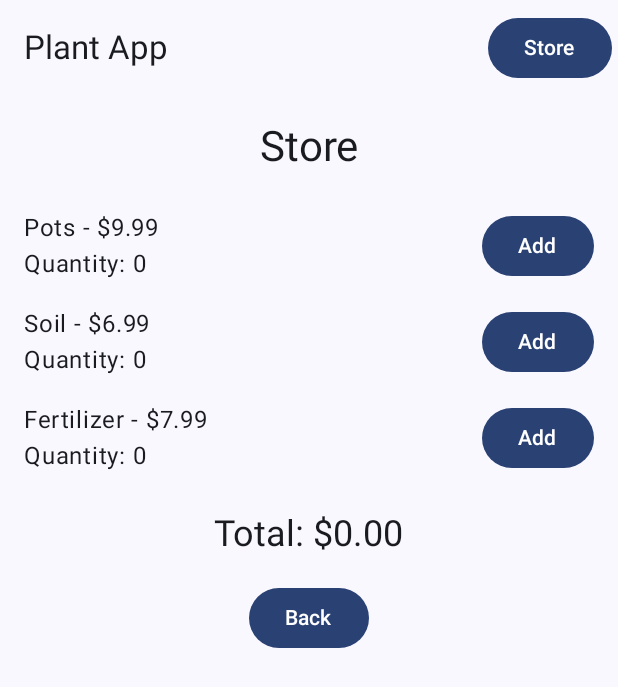
After one commit to JoshLacroix/PlantAppJLac, an Android app built with Jetpack Compose: the StoreScreen screen opened through its navigation route, on a phone screen of 412 x 824 dp. The commit adds this screen. Shown: the top 687 px of the screen. Run offline under Robolectric (Android 15) with nearby library versions, the phone set to English and light mode, and no system bars; libraries missing offline, so code that uses them is left out: com.jakewharton.threetenabp; 1 statement that could not run was skipped.

Commit message:
Store page, Email, and datepicker fix

```diff
--- a/app/build.gradle.kts
+++ b/app/build.gradle.kts
@@ -51,6 +51,7 @@ dependencies {
     implementation(libs.androidx.material3)
     implementation(libs.androidx.foundation.layout)
     implementation(libs.ui)
+    implementation(libs.material3)
     testImplementation(libs.junit)
     androidTestImplementation(libs.androidx.junit)
     androidTestImplementation(libs.androidx.espresso.core)
@@ -62,4 +63,5 @@ dependencies {
     implementation ("androidx.lifecycle:lifecycle-viewmodel-compose:2.7.0")
     implementation ("androidx.compose.ui:ui-tooling-preview")
     implementation("com.jakewharton.threetenabp:threetenabp:1.4.6")
+    implementation("androidx.compose.material:material-icons-core:1.5.4")
 }
--- a/app/src/main/java/com/example/plantapp/MainActivity.kt
+++ b/app/src/main/java/com/example/plantapp/MainActivity.kt
@@ -6,9 +6,20 @@ import androidx.activity.compose.setContent
 import androidx.activity.enableEdgeToEdge
 import androidx.compose.foundation.layout.fillMaxSize
 import androidx.compose.foundation.layout.padding
+import androidx.compose.material3.Button
+import androidx.compose.material3.DropdownMenu
+import androidx.compose.material3.DropdownMenuItem
+import androidx.compose.material3.ExperimentalMaterial3Api
+import androidx.compose.material3.Icon
+import androidx.compose.material3.IconButton
 import androidx.compose.material3.Scaffold
 import androidx.compose.material3.Text
+import androidx.compose.material3.TopAppBar
 import androidx.compose.runtime.Composable
+import androidx.compose.runtime.getValue
+import androidx.compose.runtime.mutableStateOf
+import androidx.compose.runtime.remember
+import androidx.compose.runtime.setValue
 import androidx.compose.ui.Modifier
 import androidx.compose.ui.tooling.preview.Preview
 import androidx.navigation.compose.NavHost
@@ -17,6 +28,7 @@ import androidx.navigation.compose.rememberNavController
 import com.example.plantapp.Screens.AddEditPlantScreen
 import com.example.plantapp.Screens.PlantDetailScreen
 import com.example.plantapp.Screens.PlantsScreen
+import com.example.plantapp.Screens.StoreScreen
 import com.example.plantapp.ui.theme.PlantAppTheme
 import com.jakewharton.threetenabp.AndroidThreeTen
 
@@ -27,18 +39,31 @@ class MainActivity : ComponentActivity() {
         enableEdgeToEdge()
         setContent {
             PlantAppTheme {
-                Scaffold(modifier = Modifier.fillMaxSize()) { innerPadding ->
-                    AppNavigation(modifier = Modifier.padding(innerPadding))
-                }
+                AppNavigation(modifier = Modifier.fillMaxSize())
             }
         }
     }
 }
 
+@OptIn(ExperimentalMaterial3Api::class)
 @Composable
 fun AppNavigation(modifier: Modifier = Modifier) {
     val navController = rememberNavController()
-    NavHost(navController = navController, startDestination = "plants", modifier = modifier) {
+    var showMenu by remember { mutableStateOf(false) }
+
+    Scaffold(
+        topBar = {
+            TopAppBar(
+                title = { Text("Plant App") },
+                actions = {
+                    Button(onClick = { navController.navigate("store") }) {
+                        Text("Store")
+                    }
+                }
+            )
+        }
+    ) { innerPadding ->
+        NavHost(navController = navController, startDestination = "plants", modifier = modifier.padding(innerPadding)) {
             composable("plants") {
                 PlantsScreen(navController)
             }
@@ -53,5 +78,10 @@ fun AppNavigation(modifier: Modifier = Modifier) {
                 val plantId = backStackEntry.arguments?.getString("plantId")?.toIntOrNull()
                 AddEditPlantScreen(navController, plantId)
             }
+            composable("store") {
+                StoreScreen(navController)
             }
         }
+    }
+
+}
--- a/app/src/main/java/com/example/plantapp/Screens/PlantViewModel.kt
+++ b/app/src/main/java/com/example/plantapp/PlantViewModel.kt
@@ -1,7 +1,6 @@
-package com.example.plantapp.Screens
+package com.example.plantapp
 
 import androidx.lifecycle.ViewModel
-import com.example.plantapp.R
 import kotlinx.coroutines.flow.MutableStateFlow
 import kotlinx.coroutines.flow.StateFlow
 //import java.time.LocalDate
@@ -36,7 +35,7 @@ class PlantViewModel : ViewModel() {
                 "Rose",
                 "Rosa",
                 R.drawable.ic_launcher_foreground,
-                LocalDate.now(),
+                LocalDate.now().minusDays(5),
                 3,
                 "Water roots only."
             )
--- a/app/src/main/java/com/example/plantapp/Screens/PlantDetailScreen.kt
+++ b/app/src/main/java/com/example/plantapp/Screens/PlantDetailScreen.kt
@@ -1,7 +1,5 @@
 package com.example.plantapp.Screens
 
-import android.os.Build
-import androidx.annotation.RequiresApi
 import androidx.compose.foundation.Image
 import androidx.compose.foundation.layout.Column
 import androidx.compose.foundation.layout.Spacer
@@ -19,6 +17,7 @@ import androidx.compose.ui.res.painterResource
 import androidx.compose.ui.unit.dp
 import androidx.lifecycle.viewmodel.compose.viewModel
 import androidx.navigation.NavController
+import com.example.plantapp.PlantViewModel
 //import java.time.LocalDate
 //import java.time.temporal.ChronoUnit
 import org.threeten.bp.LocalDate
--- a/app/src/main/java/com/example/plantapp/Screens/PlantsScreen.kt
+++ b/app/src/main/java/com/example/plantapp/Screens/PlantsScreen.kt
@@ -1,6 +1,7 @@
 package com.example.plantapp.Screens
 
-import android.R.attr.padding
+import android.content.Intent
+import android.net.Uri
 import androidx.compose.foundation.Image
 import androidx.compose.foundation.clickable
 import androidx.compose.foundation.layout.Row
@@ -13,7 +14,8 @@ import androidx.compose.foundation.layout.width
 import androidx.compose.foundation.lazy.LazyColumn
 import androidx.compose.foundation.lazy.items
 import androidx.compose.material.icons.Icons
-import androidx.compose.material.icons.filled.Add
+import androidx.compose.material.icons.filled.Email
+import androidx.compose.material3.Button
 import androidx.compose.material3.FloatingActionButton
 import androidx.compose.material3.Icon
 import androidx.compose.material3.Scaffold
@@ -23,19 +25,30 @@ import androidx.compose.runtime.collectAsState
 import androidx.compose.runtime.getValue
 import androidx.compose.ui.Alignment
 import androidx.compose.ui.Modifier
+import androidx.compose.ui.platform.LocalContext
 import androidx.compose.ui.res.painterResource
 import androidx.compose.ui.unit.dp
 import androidx.lifecycle.viewmodel.compose.viewModel
 import androidx.navigation.NavController
+import com.example.plantapp.PlantViewModel
 
 @Composable
 fun PlantsScreen(navController: NavController) {
     val viewModel: PlantViewModel = viewModel()
     val plants by viewModel.plants.collectAsState()
+    val context = LocalContext.current
+
     Scaffold(
         floatingActionButton = {
-            FloatingActionButton(onClick = { navController.navigate("addPlant") }) {
-                Icon(Icons.Default.Add, contentDescription = "Add Plant")
+            FloatingActionButton(onClick = {
+                val intent = Intent(Intent.ACTION_SENDTO).apply {
+                    data = Uri.parse("mailto:")
+                    putExtra(Intent.EXTRA_EMAIL, arrayOf("support@plant.com"))
+                    putExtra(Intent.EXTRA_SUBJECT,"Plant App Info")
+                }
+                context.startActivity(intent)
+            }) {
+                Icon(Icons.Default.Email, contentDescription = "Send Email")
             }
         }
     ) { paddingValues ->
@@ -58,5 +71,13 @@ fun PlantsScreen(navController: NavController) {
                 }
             }
         }
+        Button(
+            onClick = { navController.navigate("addPlant") },
+            modifier = Modifier
+                .fillMaxWidth()
+                .padding(16.dp)
+        ) {
+            Text("Add Plant")
+        }
     }
 }
--- /dev/null
+++ b/app/src/main/java/com/example/plantapp/Screens/StoreScreen.kt
@@ -0,0 +1,51 @@
+package com.example.plantapp.Screens
+
+import androidx.compose.foundation.layout.*
+import androidx.compose.material3.*
+import androidx.compose.runtime.*
+import androidx.compose.ui.Alignment
+import androidx.compose.ui.Modifier
+import androidx.compose.ui.unit.dp
+import androidx.lifecycle.viewmodel.compose.viewModel
+import androidx.navigation.NavController
+import com.example.plantapp.StoreViewModel
+import java.text.NumberFormat
+import java.util.*
+
+@Composable
+fun StoreScreen(navController: NavController) {
+    val viewModel: StoreViewModel = viewModel()
+    val items by viewModel.items.collectAsState()
+    val quantities by viewModel.quantities.collectAsState()
+    val total = viewModel.total
+    val currencyFormatter = NumberFormat.getCurrencyInstance(Locale.CANADA)
+
+    Column(modifier = Modifier.fillMaxSize().padding(16.dp), horizontalAlignment = Alignment.CenterHorizontally) {
+        Text("Store", style = MaterialTheme.typography.headlineMedium)
+        Spacer(modifier = Modifier.height(16.dp))
+
+        items.forEach { item ->
+            val qty = quantities[item.name]?: 0
+            Row(
+                modifier = Modifier.fillMaxWidth().padding(vertical = 8.dp),
+                verticalAlignment = Alignment.CenterVertically,
+                horizontalArrangement = Arrangement.SpaceBetween
+            ) {
+                Column {
+                    Text("${item.name} - ${currencyFormatter.format(item.price)}")
+                    Text("Quantity: $qty")
+                }
+                Button(onClick = { viewModel.addItem(item.name) }) {
+                    Text("Add")
+                }
+            }
+        }
+        Spacer(modifier = Modifier.height(16.dp))
+        Text("Total: ${currencyFormatter.format(total)}", style = MaterialTheme.typography.headlineSmall)
+        Spacer(modifier = Modifier.height(16.dp))
+        Button(onClick = {navController.popBackStack()}) {
+            Text("Back")
+        }
+    }
+
+}
--- /dev/null
+++ b/app/src/main/java/com/example/plantapp/StoreViewModel.kt
@@ -0,0 +1,31 @@
+package com.example.plantapp
+import androidx.lifecycle.ViewModel
+import kotlinx.coroutines.flow.MutableStateFlow
+import kotlinx.coroutines.flow.StateFlow
+
+data class StoreItem(
+    val name: String,
+    val price: Double
+)
+
+class StoreViewModel : ViewModel() {
+    private val _items = MutableStateFlow<List<StoreItem>>(
+        listOf(
+            StoreItem("Pots", 9.99),
+            StoreItem("Soil", 6.99),
+            StoreItem("Fertilizer", 7.99)
+        )
+    )
+    val items: StateFlow<List<StoreItem>> = _items
+    private val _quantities = MutableStateFlow<Map<String, Int>>(emptyMap())
+    val quantities: StateFlow<Map<String, Int>> = _quantities
+    val total: Double
+        get() = _quantities.value.entries.sumOf { (name, qty) ->
+            val item = _items.value.find { it.name == name }
+            item?.price?.times(qty) ?: 0.0
+        }
+    fun addItem(itemName: String) {
+        val currentQty = _quantities.value[itemName] ?: 0
+        _quantities.value = _quantities.value + (itemName to currentQty + 1)
+    }
+}
--- a/gradle/libs.versions.toml
+++ b/gradle/libs.versions.toml
@@ -10,6 +10,7 @@ activityCompose = "1.11.0"
 composeBom = "2024.09.00"
 foundationLayout = "1.9.5"
 ui = "1.9.5"
+material3 = "1.4.0"
 
 [libraries]
 androidx-core-ktx = { group = "androidx.core", name = "core-ktx", version.ref = "coreKtx" }
@@ -28,6 +29,7 @@ androidx-ui-test-junit4 = { group = "androidx.compose.ui", name = "ui-test-junit
 androidx-material3 = { group = "androidx.compose.material3", name = "material3" }
 androidx-foundation-layout = { group = "androidx.compose.foundation", name = "foundation-layout", version.ref = "foundationLayout" }
 ui = { group = "androidx.compose.ui", name = "ui", version.ref = "ui" }
+material3 = { group = "androidx.compose.material3", name = "material3", version.ref = "material3" }
 
 [plugins]
 android-application = { id = "com.android.application", version.ref = "agp" }
```
Also changed, not shown: app/src/main/java/com/example/plantapp/Screens/AddEditPlantScreen.kt (+36 -5 lines). Lines whose indentation alone changed are shown as unchanged.
